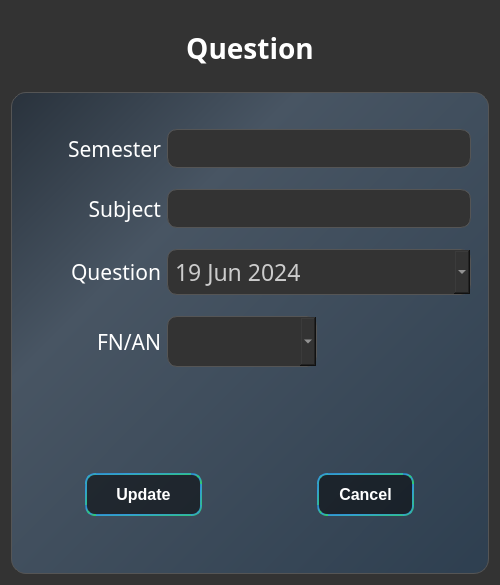
This is lab/src/lab/editsub.ui in vyshnav20/Department-Management-and-Learning-Platform as Qt 5 draws it before an edit. The edited form follows.
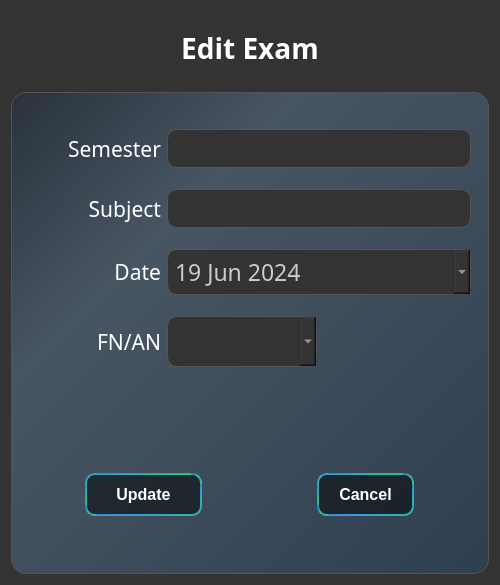
This is the edited form. Icons and pictures are not drawn.

The edit to the form file:
```diff
--- a/lab/src/lab/editsub.ui
+++ b/lab/src/lab/editsub.ui
@@ -199,7 +199,7 @@
          </font>
         </property>
         <property name="text">
-         <string>Question</string>
+         <string>Edit Exam</string>
         </property>
         <property name="alignment">
          <set>Qt::AlignCenter</set>
@@ -331,7 +331,7 @@
             </font>
            </property>
            <property name="text">
-            <string>Question</string>
+            <string>Date</string>
            </property>
            <property name="alignment">
             <set>Qt::AlignRight|Qt::AlignTrailing|Qt::AlignVCenter</set>
```
